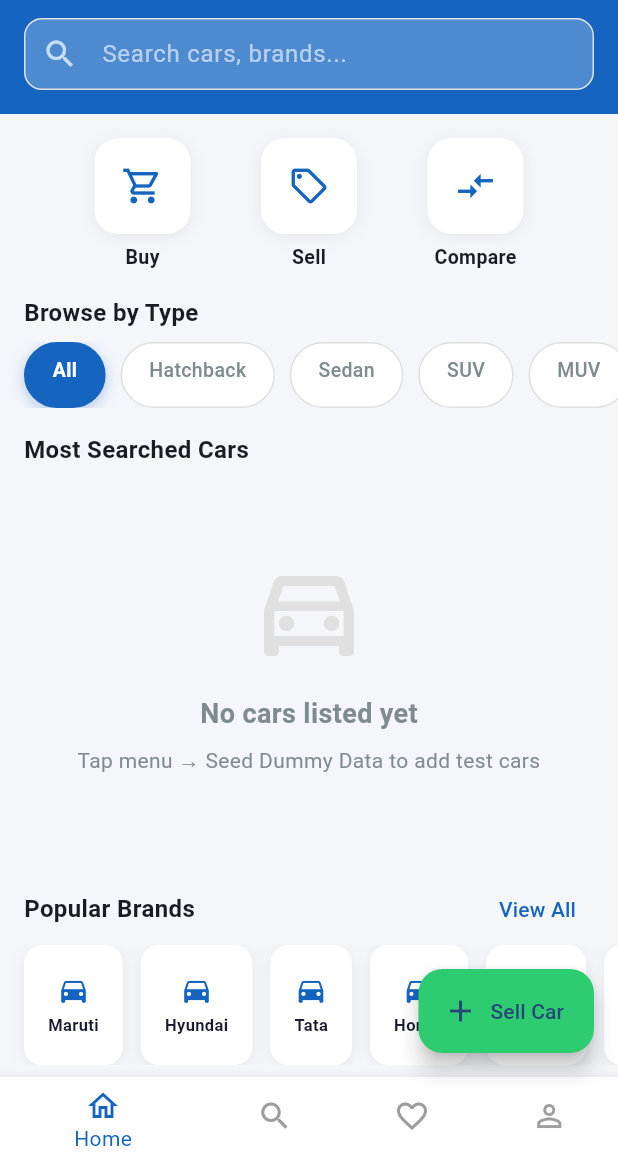
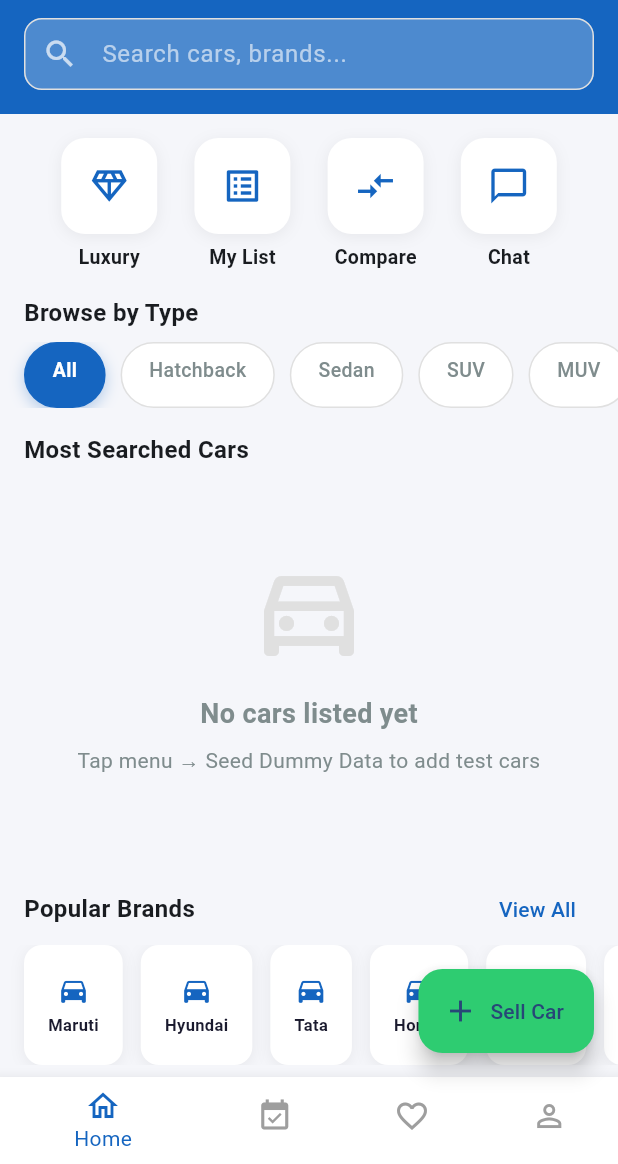
Before and after one commit to jomel1998/autohub, a Flutter app: the screen it shows once a user with an empty profile is signed in, on a phone screen of 412 x 824 dp, the part 72-1236 px from its top. Run offline on Flutter 3.47's test engine with Material 3 defaults, Android fonts, the phone set to English and light mode, and no system bars; our stand-ins replace cached_network_image, image_picker, permission_handler, supabase_flutter; accounts and stored records are empty.

Commit message:
added new icons

```diff
--- a/lib/features/car/presentation/pages/home_page.dart
+++ b/lib/features/car/presentation/pages/home_page.dart
@@ -1,4 +1,3 @@
-// lib/features/car/presentation/pages/home_page.dart
 import 'package:autohub/features/auth/presnetation/pages/login_page.dart';
 import 'package:autohub/features/auth/presnetation/provider/auth_provider.dart';
 import 'package:autohub/features/car/presentation/pages/profile_page.dart';
@@ -22,10 +21,21 @@ class HomePage extends StatefulWidget {
 }
 
 class _HomePageState extends State<HomePage> {
-  // ✅ GlobalKey wires the menu icon button to the Scaffold drawer
   final GlobalKey<ScaffoldState> _scaffoldKey = GlobalKey<ScaffoldState>();
   final _searchController = TextEditingController();
   int _currentIndex = 0;
+
+  Future<void> _onRefresh() async {
+    final carProvider = Provider.of<CarProvider>(context, listen: false);
+
+    // Refresh based on current state
+    if (carProvider.selectedCategory == 'All') {
+      // If using stream, you may need to re-trigger fetch
+      await carProvider.refreshCars(); // create this method
+    } else {
+      await carProvider.loadCarsByCategory(carProvider.selectedCategory);
+    }
+  }
 
   @override
   void dispose() {
@@ -39,10 +49,12 @@ class _HomePageState extends State<HomePage> {
     final carProvider = Provider.of<CarProvider>(context);
 
     return Scaffold(
-      key: _scaffoldKey, // ✅ attach key
-      drawer: const AppDrawer(), // ✅ functional sidebar
+      key: _scaffoldKey,
+      drawer: const AppDrawer(),
       backgroundColor: AppTheme.bgLight,
       body: SafeArea(
+        child: RefreshIndicator(
+          onRefresh: _onRefresh,
           child: Column(
             children: [
               _buildAppBar(context, auth),
@@ -53,6 +65,7 @@ class _HomePageState extends State<HomePage> {
                     : _buildBrowseView(carProvider),
               ),
             ],
+          ),
         ),
       ),
       floatingActionButton: FloatingActionButton.extended(
@@ -90,7 +103,10 @@ class _HomePageState extends State<HomePage> {
             icon: Icon(Icons.home_outlined),
             label: 'Home',
           ),
-          BottomNavigationBarItem(icon: Icon(Icons.search), label: 'Browse'),
+          BottomNavigationBarItem(
+            icon: Icon(Icons.event_available),
+            label: 'Test Drive',
+          ),
           BottomNavigationBarItem(
             icon: Icon(Icons.favorite_outline),
             label: 'Saved',
@@ -212,9 +228,10 @@ class _HomePageState extends State<HomePage> {
             child: Row(
               mainAxisAlignment: MainAxisAlignment.spaceEvenly,
               children: [
-                _buildQuickAction(Icons.shopping_cart_outlined, 'Buy'),
-                _buildQuickAction(Icons.sell_outlined, 'Sell'),
+                _buildQuickAction(Icons.diamond_outlined, 'Luxury'),
+                _buildQuickAction(Icons.list_alt_outlined, 'My List'),
                 _buildQuickAction(Icons.compare_arrows, 'Compare'),
+                _buildQuickAction(Icons.chat_bubble_outline, 'Chat'),
               ],
             ),
           ),
--- a/lib/features/car/presentation/provider/car_provider.dart
+++ b/lib/features/car/presentation/provider/car_provider.dart
@@ -33,6 +33,10 @@ class CarProvider extends ChangeNotifier {
   }
 
   Stream<List<Car>> getCars() => _repository.getCars();
+  Future<void> refreshCars() async {
+    // Re-fetch your data OR recreate stream
+    notifyListeners();
+  }
 
   Future<void> loadCarsByCategory(String category) async {
     if (category == 'All') {
```
Lines whose indentation alone changed are shown as unchanged.
